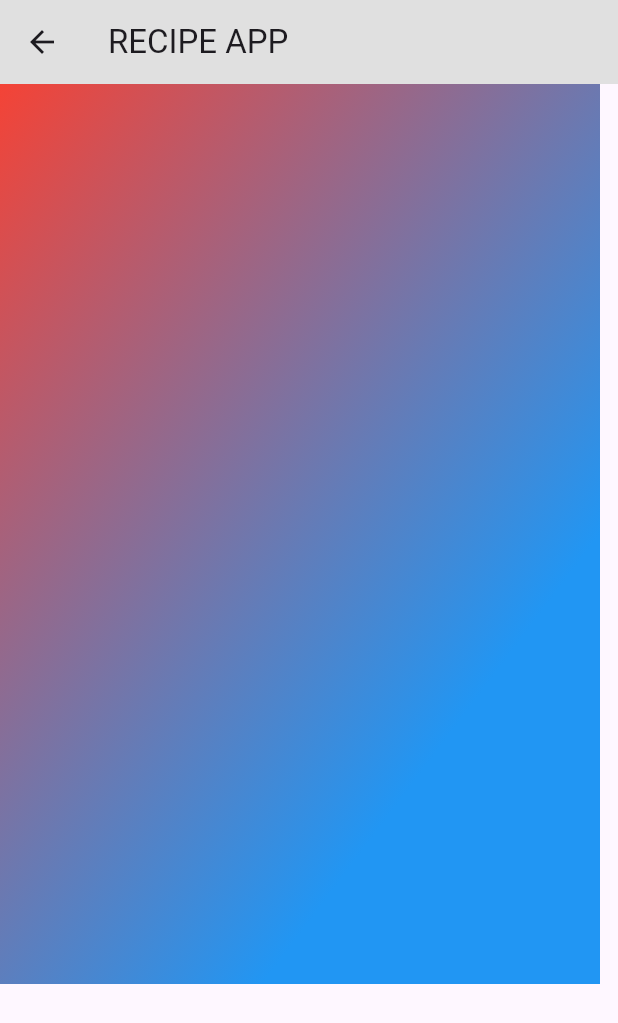
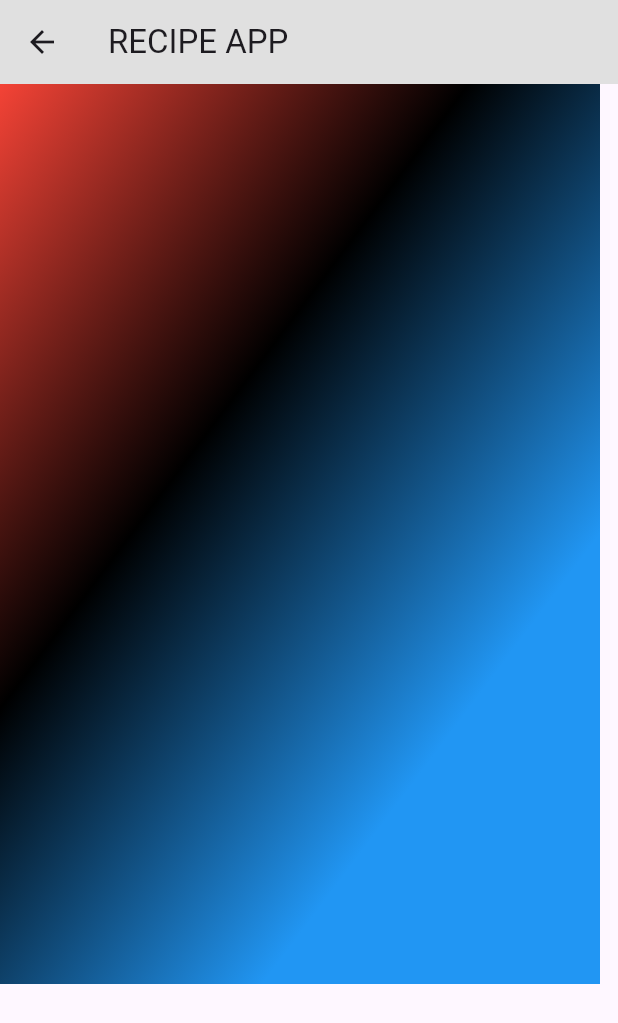
Before and after one commit to rasul-1/RecipeApp, a Flutter app: the SecondPage screen opened by its route, on a phone screen of 412 x 824 dp. Shown: the top 1023 px of the screen. Run offline on Flutter 3.47's test engine with Material 3 defaults, Android fonts, the phone set to English and light mode, and no system bars; Roboto replaces fonts that are missing (Sevillana).

Commit message:
I altered the name

```diff
--- a/recipe_app/lib/second_page.dart
+++ b/recipe_app/lib/second_page.dart
@@ -21,7 +21,7 @@ class SecondPage extends StatelessWidget {
                 gradient:LinearGradient(
                   begin: Alignment.centerRight,
                   end: Alignment.topLeft,
-                  colors: [Colors.blue,Colors.red])
+                  colors: [Colors.blue,Colors.black,Colors.red])
               ),
             ),
           ),
```
